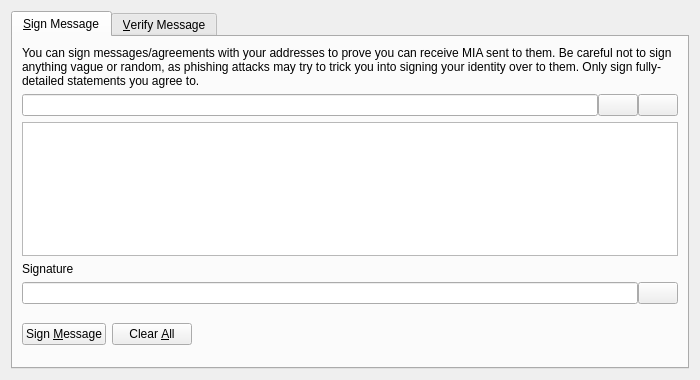
The window that src/qt/forms/signverifymessagedialog.ui (MixAir/MIACore) describes before a commit, drawn with Qt 5.
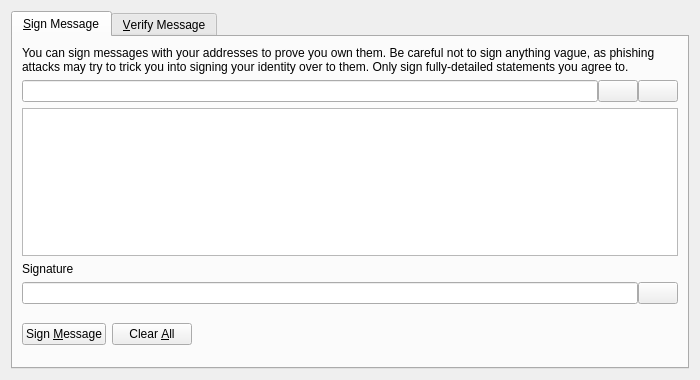
The same window after the commit. Icons and pictures are not drawn. Custom widgets are drawn as their Qt base class.

Diff of the .ui file:
```diff
--- a/src/qt/forms/signverifymessagedialog.ui
+++ b/src/qt/forms/signverifymessagedialog.ui
@@ -30,7 +30,7 @@
        <item>
         <widget class="QLabel" name="infoLabel_SM">
          <property name="text">
-          <string>You can sign messages/agreements with your addresses to prove you can receive MIA sent to them. Be careful not to sign anything vague or random, as phishing attacks may try to trick you into signing your identity over to them. Only sign fully-detailed statements you agree to.</string>
+          <string>You can sign messages with your addresses to prove you own them. Be careful not to sign anything vague, as phishing attacks may try to trick you into signing your identity over to them. Only sign fully-detailed statements you agree to.</string>
          </property>
          <property name="textFormat">
           <enum>Qt::PlainText</enum>
```
Left out of the diff: 34 changed lines with no effect on the pictures.
